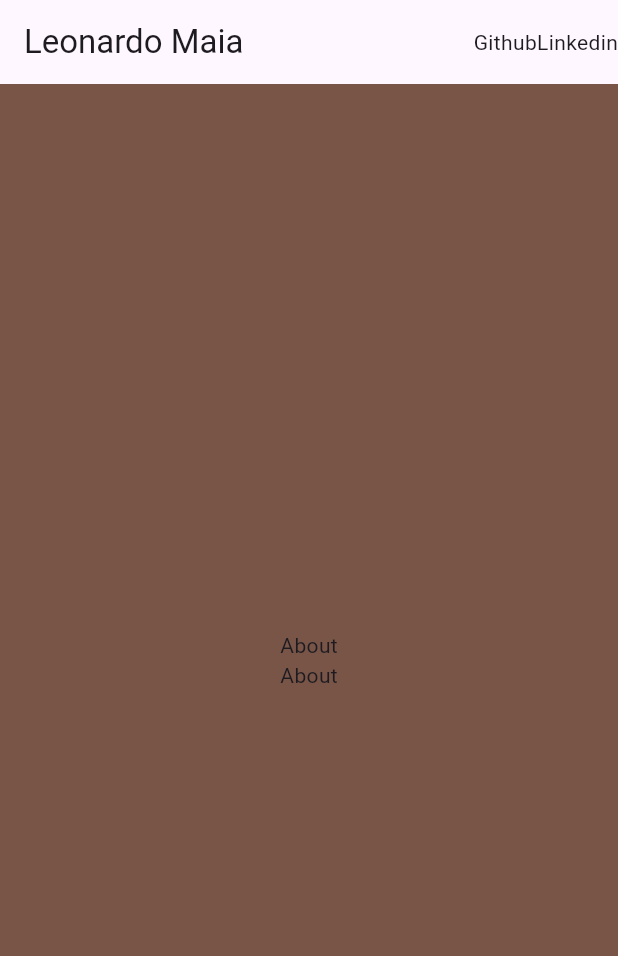
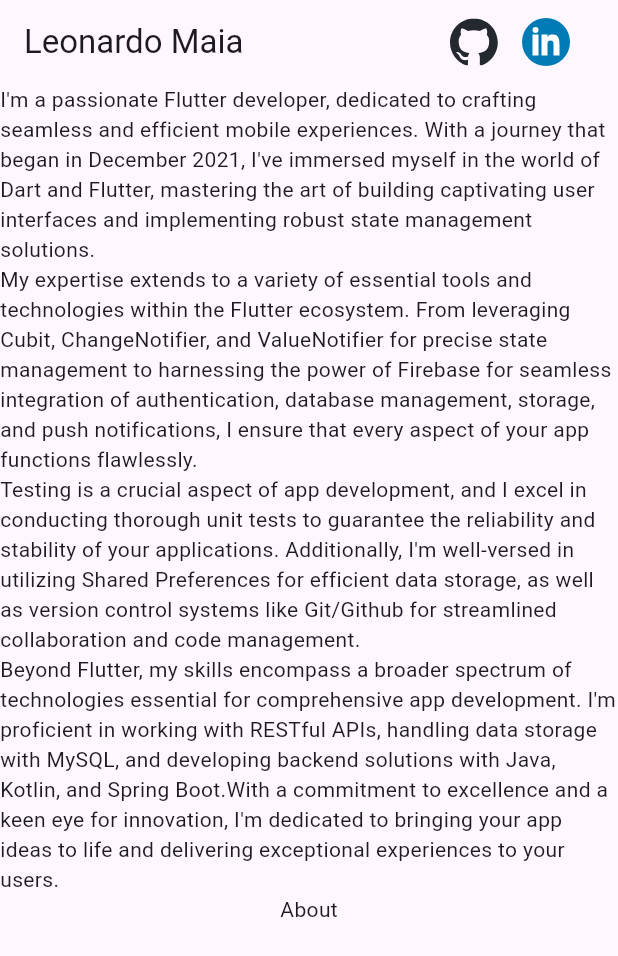
Before and after one commit to Leuow95/leonardo_maia_portfolio, a Flutter app: the screen it shows after launch, on a phone screen of 412 x 824 dp. Shown: the top 956 px of the screen. Run offline on Flutter 3.47's test engine with Material 2 defaults, Android fonts, the light colour scheme and no system bars; our stand-ins replace flutter_svg.

Commit message:
feat: added link navigation

```diff
--- a/lib/home_page.dart
+++ b/lib/home_page.dart
@@ -1,5 +1,6 @@
 import 'package:flutter/material.dart';
 import 'package:leonardo_maia_portfolio/widgets/custom_appbar.dart';
+import 'package:url_launcher/url_launcher.dart';
 
 class HomePage extends StatelessWidget {
   const HomePage({super.key});
@@ -8,14 +9,18 @@ class HomePage extends StatelessWidget {
   Widget build(BuildContext context) {
     return Scaffold(
       appBar: const CustomAppBar(),
-      body: Container(
-        color: Colors.brown,
+      body: SizedBox(
         width: MediaQuery.sizeOf(context).width,
-        child: const Column(
+        child: Column(
           crossAxisAlignment: CrossAxisAlignment.center,
-          mainAxisAlignment: MainAxisAlignment.center,
+          mainAxisAlignment: MainAxisAlignment.start,
           children: [
-            Text("About"),
+            Text(
+                "I'm a passionate Flutter developer, dedicated to crafting seamless and efficient mobile experiences. With a journey that began in December 2021, I've immersed myself in the world of Dart and Flutter, mastering the art of building captivating user interfaces and implementing robust state management solutions.\n"
+                "My expertise extends to a variety of essential tools and technologies within the Flutter ecosystem. From leveraging Cubit, ChangeNotifier, and ValueNotifier for precise state management to harnessing the power of Firebase for seamless integration of authentication, database management, storage, and push notifications, I ensure that every aspect of your app functions flawlessly.\n"
+                "Testing is a crucial aspect of app development, and I excel in conducting thorough unit tests to guarantee the reliability and stability of your applications. Additionally, I'm well-versed in utilizing Shared Preferences for efficient data storage, as well as version control systems like Git/Github for streamlined collaboration and code management.\n"
+                "Beyond Flutter, my skills encompass a broader spectrum of technologies essential for comprehensive app development. I'm proficient in working with RESTful APIs, handling data storage with MySQL, and developing backend solutions with Java, Kotlin, and Spring Boot."
+                "With a commitment to excellence and a keen eye for innovation, I'm dedicated to bringing your app ideas to life and delivering exceptional experiences to your users."),
             Text("About"),
           ],
         ),
--- a/lib/widgets/custom_appbar.dart
+++ b/lib/widgets/custom_appbar.dart
@@ -1,4 +1,6 @@
 import 'package:flutter/material.dart';
+import 'package:flutter_svg/svg.dart';
+import 'package:url_launcher/url_launcher.dart';
 
 class CustomAppBar extends StatelessWidget implements PreferredSizeWidget {
   const CustomAppBar({super.key});
@@ -7,9 +9,17 @@ class CustomAppBar extends StatelessWidget implements PreferredSizeWidget {
   Widget build(BuildContext context) {
     return AppBar(
       title: const Text("Leonardo Maia"),
-      actions: const [
-        Text("Github"),
-        Text("Linkedin"),
+      actions: [
+        InkWell(
+          onTap: () => launchUrl(Uri.parse("https://github.com/Leuow95")),
+          child: SvgPicture.asset("assets/icons/github_icon.svg", width: 32),
+        ),
+        const SizedBox(width: 16),
+        InkWell(
+          onTap: () => launchUrl(Uri.parse("https://www.linkedin.com/in/leonardo-maia-flutter/")),
+          child: SvgPicture.asset("assets/icons/linkedin_icon.svg", width: 32),
+        ),
+        const SizedBox(width: 32),
       ],
     );
   }
```
